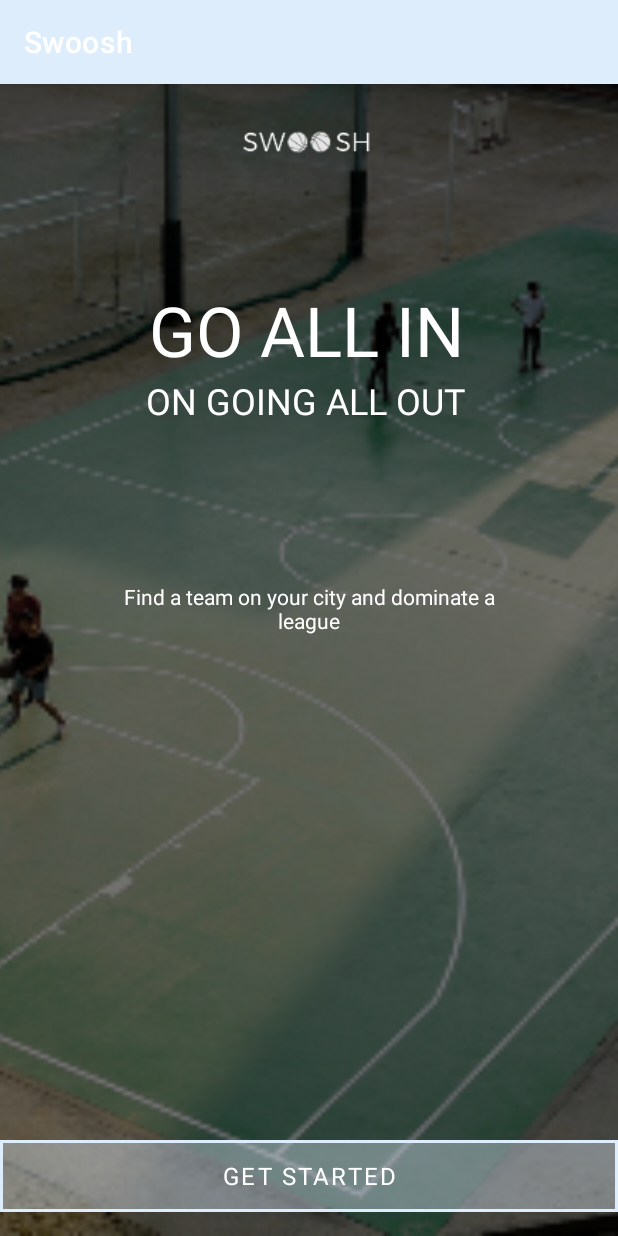
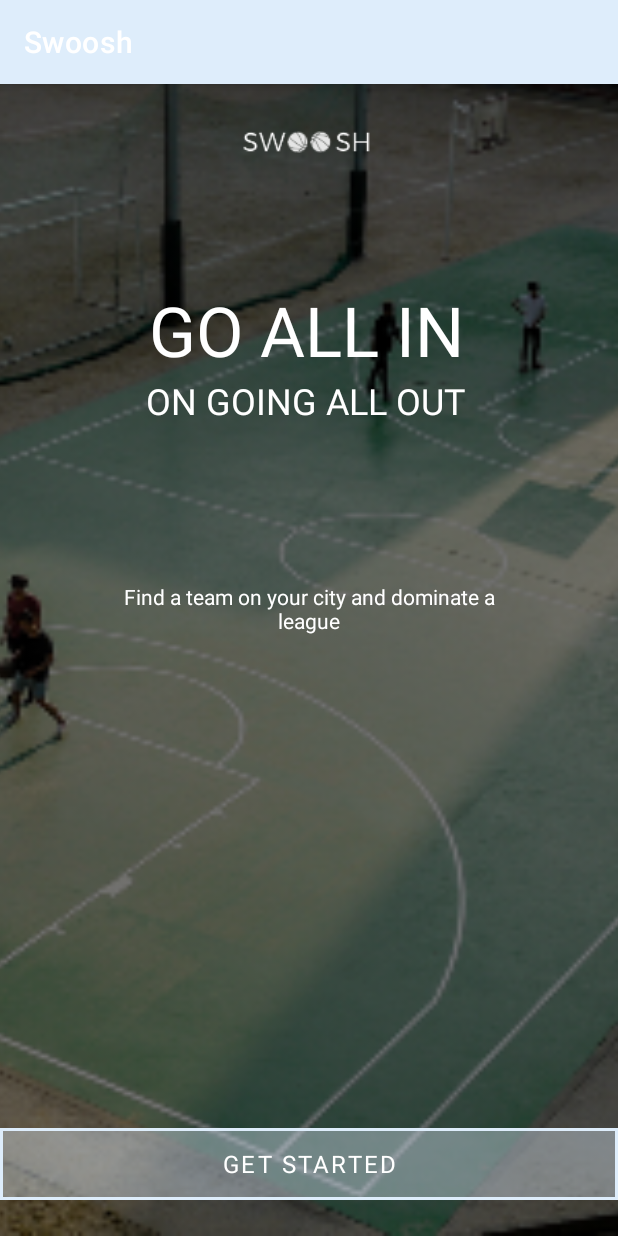
Before and after one commit to SabrinadeVasconcelosFernandes/swoosh2, an Android app: the screen it shows after launch (MainActivity), on a phone screen of 412 x 824 dp. Run offline under Robolectric (Android 15) with nearby library versions, the phone set to English and light mode, and no system bars; Roboto replaces fonts that are not available here.

Commit message:
Second commit

```diff
--- a/app/src/main/res/layout/activity_main.xml
+++ b/app/src/main/res/layout/activity_main.xml
@@ -78,7 +78,7 @@
         android:id="@+id/button"
         android:layout_width="0dp"
         android:layout_height="wrap_content"
-        android:layout_marginBottom="16dp"
+        android:layout_marginBottom="24dp"
         android:background="@drawable/swoochbutton"
         android:fontFamily="@font/montserrat_alternates"
         android:text="GET STARTED"
@@ -86,7 +86,7 @@
         android:textSize="16sp"
         app:layout_constraintBottom_toBottomOf="parent"
         app:layout_constraintEnd_toEndOf="parent"
-        app:layout_constraintHorizontal_bias="0.498"
+        app:layout_constraintHorizontal_bias="0.0"
         app:layout_constraintStart_toStartOf="parent" />
 
 </androidx.constraintlayout.widget.ConstraintLayout>
```
